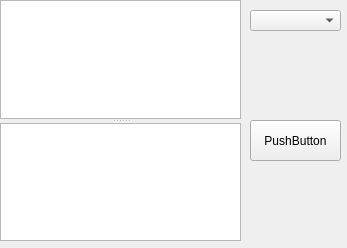
Old version of the form mainwindow.ui in the repository 89yanyu/Qt-SerialShow.
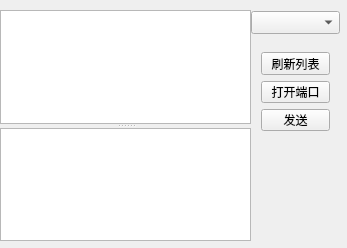
New version of the form.

Commit message: Serial Selfcheck accepted

```diff
--- a/mainwindow.ui
+++ b/mainwindow.ui
@@ -14,26 +14,13 @@
    <string>MainWindow</string>
   </property>
   <widget class="QWidget" name="centralWidget">
-   <widget class="QPushButton" name="pushButton">
-    <property name="geometry">
-     <rect>
-      <x>250</x>
-      <y>120</y>
-      <width>91</width>
-      <height>41</height>
-     </rect>
-    </property>
-    <property name="text">
-     <string>PushButton</string>
-    </property>
-   </widget>
    <widget class="QComboBox" name="comboBox">
     <property name="geometry">
      <rect>
-      <x>250</x>
-      <y>10</y>
-      <width>91</width>
-      <height>21</height>
+      <x>251</x>
+      <y>11</y>
+      <width>89</width>
+      <height>23</height>
      </rect>
     </property>
    </widget>
@@ -41,18 +28,51 @@
     <property name="geometry">
      <rect>
       <x>0</x>
-      <y>0</y>
-      <width>241</width>
-      <height>241</height>
+      <y>10</y>
+      <width>251</width>
+      <height>231</height>
      </rect>
     </property>
     <property name="orientation">
      <enum>Qt::Vertical</enum>
     </property>
-    <widget class="QTextEdit" name="textEdit"/>
     <widget class="QTextBrowser" name="textBrowser"/>
+    <widget class="QTextEdit" name="textEdit"/>
    </widget>
-   <zorder>pushButton</zorder>
+   <widget class="QWidget" name="">
+    <property name="geometry">
+     <rect>
+      <x>250</x>
+      <y>41</y>
+      <width>91</width>
+      <height>101</height>
+     </rect>
+    </property>
+    <layout class="QVBoxLayout" name="verticalLayout">
+     <item>
+      <widget class="QPushButton" name="RefreshButton">
+       <property name="text">
+        <string>刷新列表</string>
+       </property>
+      </widget>
+     </item>
+     <item>
+      <widget class="QPushButton" name="OpenButton">
+       <property name="text">
+        <string>打开端口</string>
+       </property>
+      </widget>
+     </item>
+     <item>
+      <widget class="QPushButton" name="SendButton">
+       <property name="text">
+        <string>发送</string>
+       </property>
+      </widget>
+     </item>
+    </layout>
+   </widget>
+   <zorder>OpenButton</zorder>
    <zorder>splitter</zorder>
    <zorder>comboBox</zorder>
   </widget>
```
Left out of the diff: 2 changed lines with no effect on the pictures. The commit also changes 2 other files.
